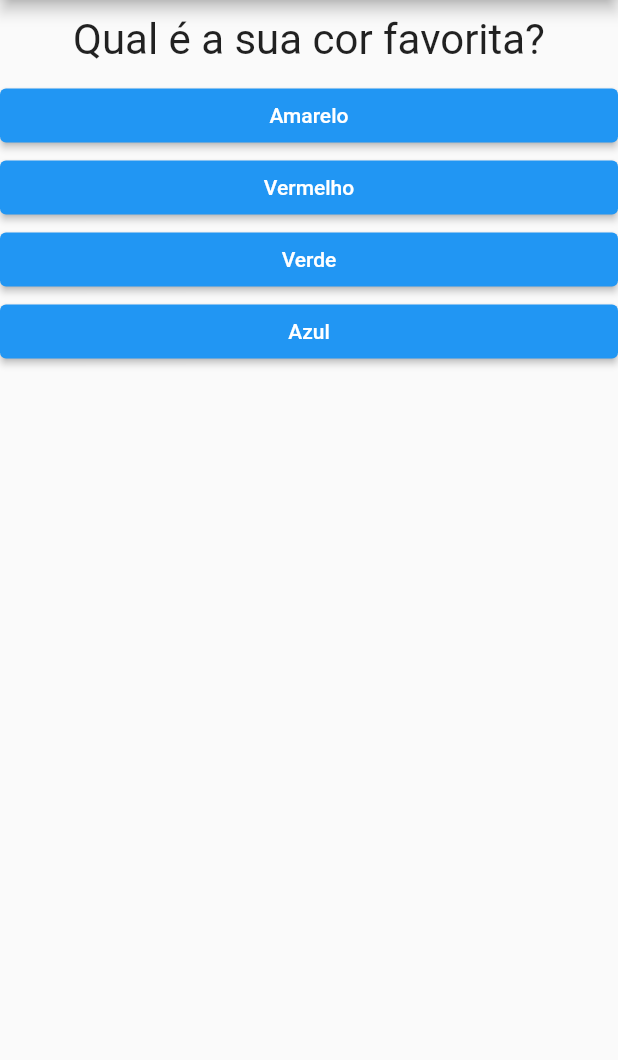
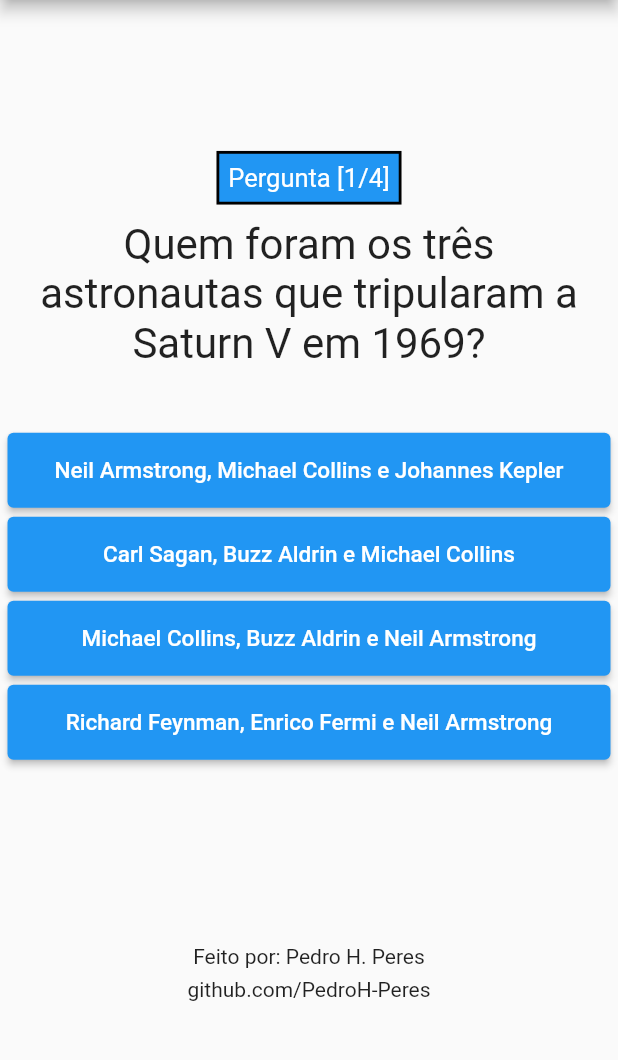
Before and after one commit to PedroH-Peres/SimpleQuiz-Flutter, a Flutter app: the screen it shows after launch, on a phone screen of 412 x 824 dp, the part 84-1144 px from its top. Run offline on Flutter 3.47's test engine with Material 2 defaults, Android fonts, the phone set to English and light mode, and no system bars.

Commit message:
moreQuestions&readme
Alteração nas questões e estilo;
Mudanças no README

```diff
--- a/lib/main.dart
+++ b/lib/main.dart
@@ -12,21 +12,25 @@ class _PerguntaAppState extends State<PerguntaApp>{
 
   final List<Map<String, Object>> _perguntas= const [
       {
-        'texto': 'Qual é a sua cor favorita?',
+        'texto': 'Quem foram os três astronautas que tripularam a Saturn V em 1969?',
         'respostas': [
-             {'texto': 'Amarelo', 'nota': 3},
-             {'texto': 'Vermelho', 'nota': 3},
-             {'texto': 'Verde', 'nota':7},
-             {'texto': 'Azul', 'nota':10}
+             {'texto': 'Neil Armstrong, Michael Collins e Johannes Kepler', 'nota': 0},
+             {'texto': 'Carl Sagan, Buzz Aldrin e Michael Collins', 'nota': 0},
+             {'texto': 'Michael Collins, Buzz Aldrin e Neil Armstrong', 'nota': 1},
+             {'texto': 'Richard Feynman, Enrico Fermi e Neil Armstrong', 'nota': 0}
           ]
       },
       {
-        'texto': 'Qual é o seu animal favorito?',
-        'respostas': [{'texto': 'Panda', 'nota': 9},{'texto': 'Pantera', 'nota': 8},{'texto': 'Capivara','nota': 4},{'texto': 'Lontra', 'nota': 10} ]
+        'texto': 'O Neônio é um...',
+        'respostas': [{'texto': 'Metal de transição', 'nota': 0},{'texto': 'Ametal', 'nota': 0},{'texto': 'Metal alcalino','nota': 0},{'texto': 'Gás nobre', 'nota': 1} ]
       },
       {
-        'texto': 'Qual o seu filme/serie favorito?',
-        'respostas': [{'texto': 'Game of Thrones', 'nota':9},{'texto': 'Lord of the rings', 'nota': 8},{'texto':'Interstellar' , 'nota': 10},{'texto': 'Lost in space', 'nota': 5} ]
+        'texto': 'Qual desses componentes possui entre suas finalidades limitar a corrente elétrica?',
+        'respostas': [{'texto': 'Resistor', 'nota':1},{'texto': 'Transistor', 'nota': 0},{'texto':'Capacitor' , 'nota': 0},{'texto': 'Indutor', 'nota': 0} ]
+      },
+      {
+        'texto': 'A expressão "F = m.a" também é chamada de:',
+        'respostas': [{'texto': 'Primeira lei de Newton', 'nota':0},{'texto': 'Efeito Joule', 'nota': 0},{'texto':'Princípio Fundamental da Dinâmica' , 'nota': 1},{'texto': 'Segunda Lei de Kepler', 'nota': 0} ]
       }
   ];
 
--- a/lib/questao.dart
+++ b/lib/questao.dart
@@ -29,10 +29,13 @@ class Resposta extends StatelessWidget {
   @override
   Widget build(BuildContext context) {
     return Container(
+      margin: EdgeInsets.symmetric(vertical: 3),
+      padding: EdgeInsets.symmetric(horizontal: 5),
       width: double.infinity,
+      height: 50,
       child:ElevatedButton(
         onPressed: quandoselecionado,
-        child: Text(resp),
+        child: Text(resp, style: TextStyle(fontSize: 15),),
       )
     );
 
--- a/lib/questionario.dart
+++ b/lib/questionario.dart
@@ -25,12 +25,21 @@ class Questionario extends StatelessWidget {
     List<Widget> widgets = respostas
     .map((resp) => Resposta(resp['texto'].toString(), ()=>responder(int.parse(resp['nota'].toString()))))
     .toList();
-
+    int perg = perguntaSelecionada + 1;
+    int quant = perguntas.length;
     return Column(
+          mainAxisAlignment: MainAxisAlignment.center,
           children: [
+            ClipRRect(
+              child: Container(padding: EdgeInsets.all(6),child: Text('Pergunta [$perg/$quant]', style: TextStyle(fontSize: 17, color: Colors.white),), decoration: BoxDecoration(border: Border.all(color: Colors.black, width: 2, style: BorderStyle.solid), color: Colors.blue,),)
+            ),
             Questao(perguntas[perguntaSelecionada]['texto'].toString()),
+            SizedBox(height: 30,),
             ...widgets,
-
+            SizedBox(height: 120),
+            Text("Feito por: Pedro H. Peres"),
+            SizedBox(height: 6,),
+            Text("github.com/PedroH-Peres")
           ],
         );
 
@@ -43,14 +52,14 @@ class Resultado extends StatelessWidget {
   final int pontuacao;
   final void Function() reiniciar;
   String get fraseResultado{
-    if(pontuacao < 16){
-      return "Parabens";
-    }else if(pontuacao < 20){
-      return "Brabo!";
-    }else if(pontuacao < 29){
-      return "Brabissimo";
-    } else{
-      return "O Mestre!";
+    if(pontuacao == 0){
+      return 'Busque melhorar! [$pontuacao/4]';
+    }else if(pontuacao < 2){
+      return 'Dá pra ser melhor. [$pontuacao/4]';
+    }else if(pontuacao < 4){
+      return 'Quase lá [$pontuacao/4]';
+    }else{
+      return 'Parabéns, nível gênio! [$pontuacao/4]';
     }
   }
   Resultado(this.pontuacao, this.reiniciar);
@@ -62,7 +71,11 @@ class Resultado extends StatelessWidget {
         Center(
           child: Text(fraseResultado, style: TextStyle(fontSize: 23, color: Colors.blue, fontWeight: FontWeight.bold),),
         ),
-        ElevatedButton(onPressed: reiniciar, child: Text('Reiniciar'))
+        ElevatedButton(onPressed: reiniciar, child: Text('Reiniciar')),
+        SizedBox(height: 60,),
+        Text("Feito por: Pedro H. Peres"),
+        SizedBox(height: 6,),
+        Text("github.com/PedroH-Peres")
       ],
     );
   }
```
Also changed, not shown: 1 other file.
